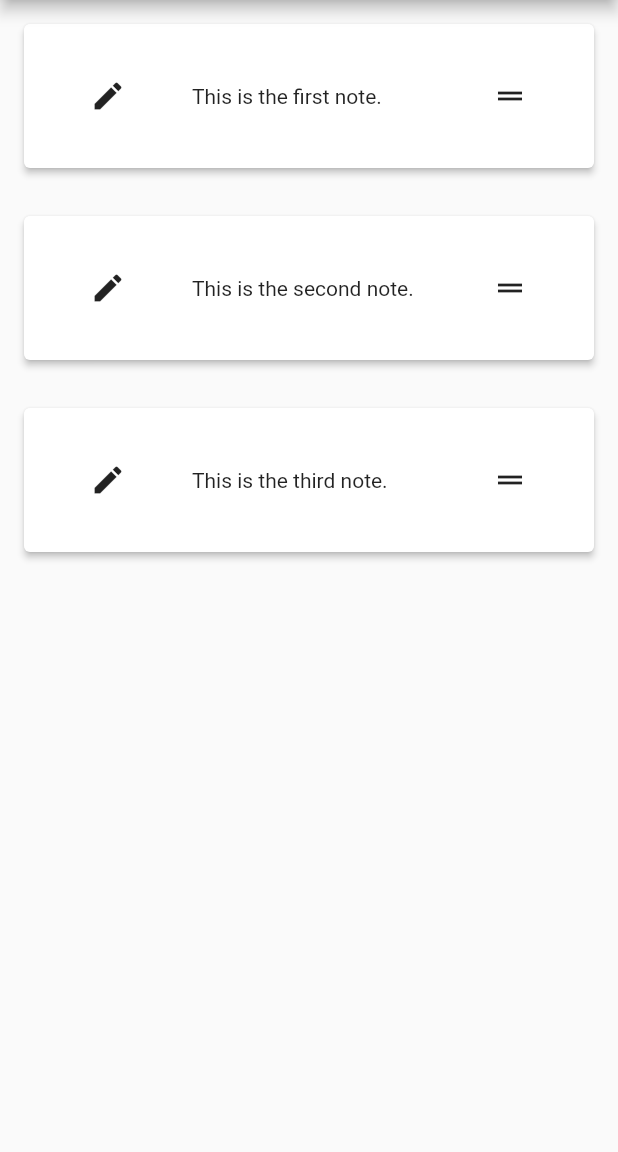
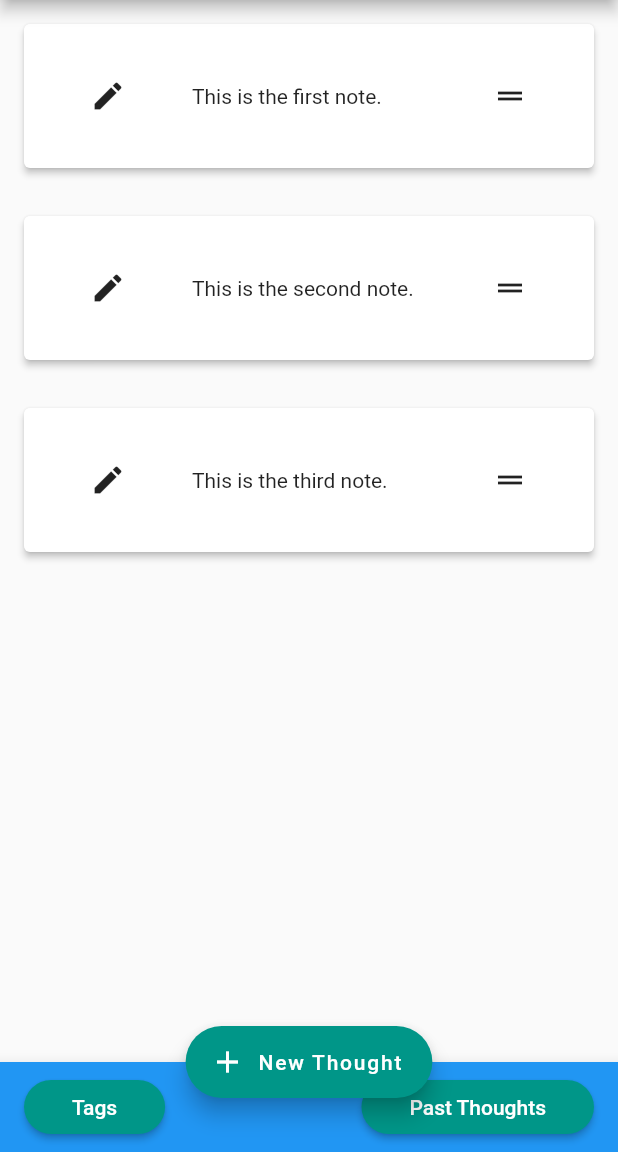
Before and after one commit to andrewdimmer/pensieve, a Flutter app: the screen it shows after launch, on a phone screen of 412 x 824 dp, the part 84-1236 px from its top. Run offline on Flutter 3.47's test engine with Material 2 defaults, Android fonts, the phone set to English and light mode, and no system bars.

Commit message:
feat(flutter): Create a Bottom App Bar for Navigation

```diff
--- /dev/null
+++ b/flutter/lib/Widgets/bottomNavBar.dart
@@ -0,0 +1,39 @@
+import 'package:flutter/material.dart';
+import 'package:pensieve/Widgets/bottomNavBarButton.dart';
+
+class BottomNavBar extends StatelessWidget {
+  BottomNavBar(
+      {Key key,
+      this.leftLabel,
+      this.rightLabel,
+      this.leftCallback,
+      this.rightCallback})
+      : super(key: key);
+
+  final String leftLabel;
+  final String rightLabel;
+  final Function leftCallback;
+  final Function rightCallback;
+
+  Widget build(BuildContext context) {
+    return BottomAppBar(
+      child: Container(
+        height: 60,
+        color: Colors.blue,
+        child: Row(
+          children: <Widget>[
+            BottomNavBarButton(
+              label: leftLabel,
+              callback: leftCallback,
+            ),
+            BottomNavBarButton(
+              label: rightLabel,
+              callback: rightCallback,
+            ),
+          ],
+          mainAxisAlignment: MainAxisAlignment.spaceBetween,
+        ),
+      ),
+    );
+  }
+}
--- /dev/null
+++ b/flutter/lib/Widgets/bottomNavBarButton.dart
@@ -0,0 +1,26 @@
+import 'package:flutter/material.dart';
+
+class BottomNavBarButton extends StatelessWidget {
+  BottomNavBarButton({Key key, this.label, this.callback}) : super(key: key);
+
+  final String label;
+  final Function callback;
+
+  Widget build(BuildContext context) {
+    return Padding(
+      child: RaisedButton(
+        child: Text(label),
+        clipBehavior: Clip.antiAlias,
+        autofocus: false,
+        onPressed: callback,
+        color: Colors.teal,
+        textColor: Colors.white,
+        shape: RoundedRectangleBorder(
+          borderRadius: BorderRadius.circular(18.0),
+        ),
+        padding: EdgeInsets.symmetric(horizontal: 32),
+      ),
+      padding: EdgeInsets.symmetric(horizontal: 16),
+    );
+  }
+}
--- a/flutter/lib/main.dart
+++ b/flutter/lib/main.dart
@@ -1,4 +1,5 @@
 import 'package:flutter/material.dart';
+import 'package:pensieve/Widgets/bottomNavBar.dart';
 
 import 'Widgets/note.dart';
 
@@ -53,12 +54,7 @@ class _MyHomePageState extends State<MyHomePage> {
       appBar: AppBar(
         title: Text(widget.title),
       ),
-      body: Center(
-        child: Column(
-          mainAxisAlignment: MainAxisAlignment.center,
-          children: <Widget>[
-            Expanded(
-              child: ReorderableListView(
+      body: ReorderableListView(
         children: _list
             .map(
               (item) => Note(
@@ -68,11 +64,29 @@ class _MyHomePageState extends State<MyHomePage> {
               ),
             )
             .toList(),
-                  onReorder: handleReorder),
-            )
-          ],
+        onReorder: handleReorder,
       ),
+      floatingActionButton: FloatingActionButton.extended(
+        onPressed: () {
+          /*Navigator.push(
+              context,
+              MaterialPageRoute(
+                  builder: (BuildContext context) => NewGoal(
+                        addGoal: addGoal,
+                      ))); */
+        },
+        label: Text('New Thought'),
+        icon: Icon(Icons.add),
+        backgroundColor: Colors.teal,
+        foregroundColor: Colors.white,
       ),
+      bottomNavigationBar: BottomNavBar(
+        leftLabel: "Tags",
+        rightLabel: "Past Thoughts",
+        leftCallback: () => {},
+        rightCallback: () => {},
+      ),
+      floatingActionButtonLocation: FloatingActionButtonLocation.centerDocked,
     );
   }
 }
```
Lines whose indentation alone changed are shown as unchanged.
